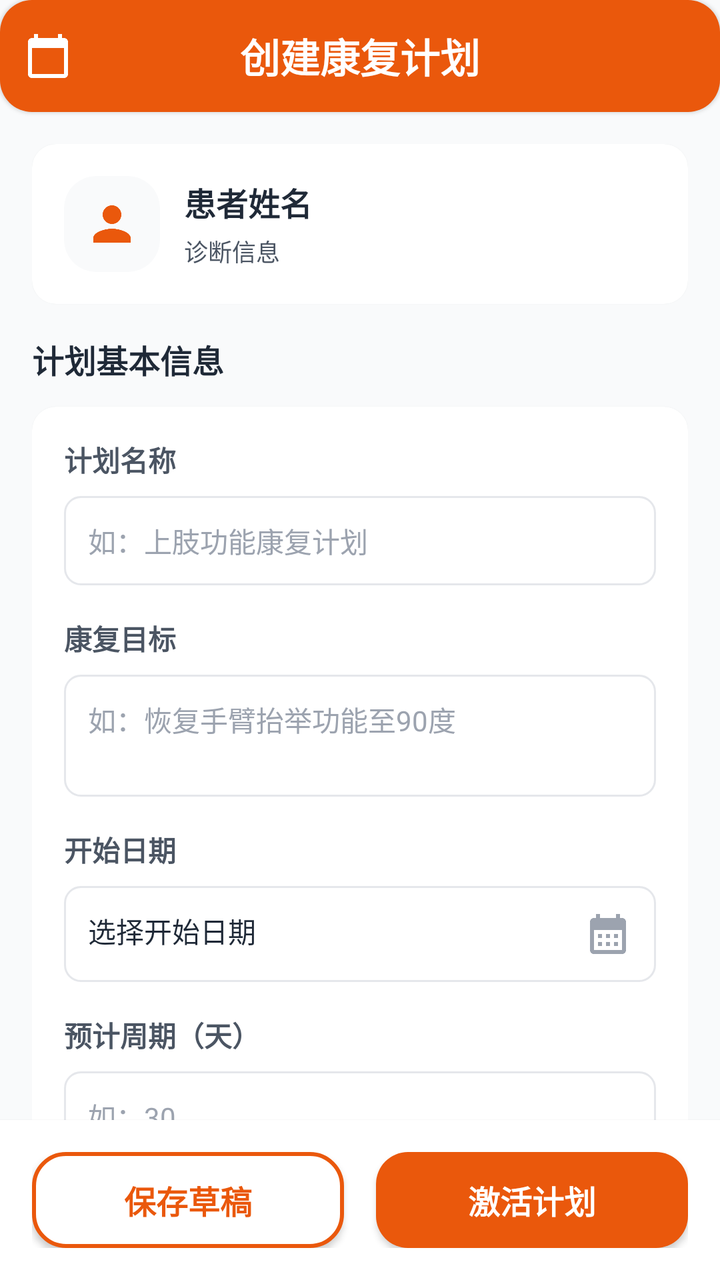
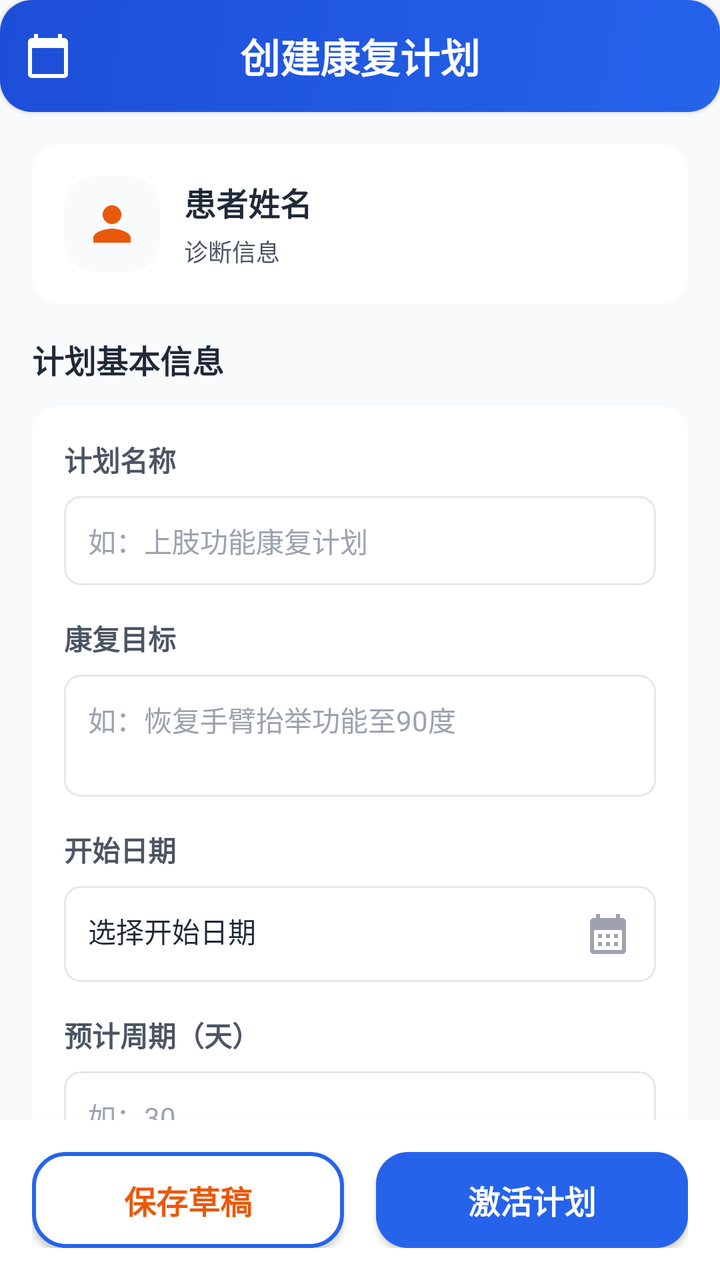

Screens rendered from an Android XML layout before and after an edit, with the pre-edit source and the edit as a unified diff.
<!-- AndroidManifest.xml: activity theme Theme.AppCompat.Light.NoActionBar -->
<!-- res/layout/activity_create_rehab_plan.xml -->
<?xml version="1.0" encoding="utf-8"?>
<androidx.constraintlayout.widget.ConstraintLayout
    xmlns:android="http://schemas.android.com/apk/res/android"
    xmlns:app="http://schemas.android.com/apk/res-auto"
    android:layout_width="match_parent"
    android:layout_height="match_parent"
    android:background="@color/surface_variant">

    
    <androidx.constraintlayout.widget.ConstraintLayout
        android:id="@+id/header_layout"
        android:layout_width="match_parent"
        android:layout_height="56dp"
        android:background="@drawable/bg_gradient_warm"
        android:elevation="@dimen/elevation_1"
        app:layout_constraintTop_toTopOf="parent">

        <ImageView
            android:id="@+id/btn_back"
            android:layout_width="48dp"
            android:layout_height="48dp"
            android:src="@drawable/ic_back"
            android:padding="@dimen/space_12"
            android:background="?attr/selectableItemBackgroundBorderless"
            app:tint="@color/on_primary"
            app:layout_constraintStart_toStartOf="parent"
            app:layout_constraintTop_toTopOf="parent"
            app:layout_constraintBottom_toBottomOf="parent"/>

        <TextView
            android:layout_width="wrap_content"
            android:layout_height="wrap_content"
            android:text="创建康复计划"
            android:textColor="@color/on_primary" android:textAppearance="@style/TextAppearance.WinsRehab.Headline20"
            android:textStyle="bold"
            app:layout_constraintStart_toStartOf="parent"
            app:layout_constraintEnd_toEndOf="parent"
            app:layout_constraintTop_toTopOf="parent"
            app:layout_constraintBottom_toBottomOf="parent"/>
    </androidx.constraintlayout.widget.ConstraintLayout>

    
    <androidx.core.widget.NestedScrollView
        android:layout_width="match_parent"
        android:layout_height="0dp"
        android:clipToPadding="false"
        android:paddingBottom="@dimen/space_48"
        app:layout_constraintTop_toBottomOf="@id/header_layout"
        app:layout_constraintBottom_toBottomOf="parent">

        <LinearLayout
            android:layout_width="match_parent"
            android:layout_height="wrap_content"
            android:orientation="vertical"
            android:padding="@dimen/space_16">

            
            <androidx.cardview.widget.CardView
                android:layout_width="match_parent"
                android:layout_height="wrap_content"
                android:layout_marginBottom="@dimen/space_16"
                app:cardCornerRadius="@dimen/radius_12"
                app:cardElevation="@dimen/elevation_1">

                <LinearLayout
                    android:layout_width="match_parent"
                    android:layout_height="wrap_content"
                    android:orientation="horizontal"
                    android:padding="@dimen/space_16"
                    android:gravity="center_vertical">

                    <androidx.cardview.widget.CardView
                        android:layout_width="48dp"
                        android:layout_height="48dp"
                        app:cardCornerRadius="@dimen/radius_16"
                        app:cardElevation="@dimen/elevation_0"
                        app:cardBackgroundColor="@color/surface_variant">

                        <ImageView
                            android:layout_width="28dp"
                            android:layout_height="28dp"
                            android:layout_gravity="center"
                            android:src="@drawable/ic_user"
                            app:tint="@color/warning"/>
                    </androidx.cardview.widget.CardView>

                    <LinearLayout
                        android:layout_width="0dp"
                        android:layout_height="wrap_content"
                        android:layout_weight="1"
                        android:layout_marginStart="@dimen/space_12"
                        android:orientation="vertical">

                        <TextView
                            android:id="@+id/tv_patient_name"
                            android:layout_width="wrap_content"
                            android:layout_height="wrap_content"
                            android:text="患者姓名" android:textAppearance="@style/TextAppearance.WinsRehab.Title16"
                            android:textStyle="bold"
                            android:textColor="@color/on_surface"/>

                        <TextView
                            android:id="@+id/tv_patient_diagnosis"
                            android:layout_width="wrap_content"
                            android:layout_height="wrap_content"
                            android:layout_marginTop="@dimen/space_4"
                            android:text="诊断信息" android:textAppearance="@style/TextAppearance.WinsRehab.Body12"
                            android:textColor="@color/on_surface_secondary"/>
                    </LinearLayout>
                </LinearLayout>
            </androidx.cardview.widget.CardView>

            
            <TextView
                android:layout_width="wrap_content"
                android:layout_height="wrap_content"
                android:text="计划基本信息" android:textAppearance="@style/TextAppearance.WinsRehab.Title16"
                android:textStyle="bold"
                android:textColor="@color/on_surface"
                android:layout_marginBottom="@dimen/space_12"/>

            <androidx.cardview.widget.CardView
                android:layout_width="match_parent"
                android:layout_height="wrap_content"
                android:layout_marginBottom="@dimen/space_16"
                app:cardCornerRadius="@dimen/radius_12"
                app:cardElevation="@dimen/elevation_1">

                <LinearLayout
                    android:layout_width="match_parent"
                    android:layout_height="wrap_content"
                    android:orientation="vertical"
                    android:padding="@dimen/space_16">

                    
                    <TextView
                        android:layout_width="wrap_content"
                        android:layout_height="wrap_content"
                        android:text="计划名称" android:textAppearance="@style/TextAppearance.WinsRehab.Body14"
                        android:textColor="@color/on_surface_secondary"
                        android:textStyle="bold"/>

                    <EditText
                        android:id="@+id/et_plan_name"
                        android:layout_width="match_parent"
                        android:layout_height="wrap_content"
                        android:layout_marginTop="@dimen/space_8"
                        android:background="@drawable/bg_input_field"
                        android:padding="@dimen/space_12"
                        android:hint="如：上肢功能康复计划" android:textAppearance="@style/TextAppearance.WinsRehab.Body14"
                        android:textColor="@color/on_surface"
                        android:textColorHint="@color/on_surface_tertiary"/>

                    
                    <TextView
                        android:layout_width="wrap_content"
                        android:layout_height="wrap_content"
                        android:layout_marginTop="@dimen/space_16"
                        android:text="康复目标" android:textAppearance="@style/TextAppearance.WinsRehab.Body14"
                        android:textColor="@color/on_surface_secondary"
                        android:textStyle="bold"/>

                    <EditText
                        android:id="@+id/et_plan_goal"
                        android:layout_width="match_parent"
                        android:layout_height="wrap_content"
                        android:layout_marginTop="@dimen/space_8"
                        android:background="@drawable/bg_input_field"
                        android:padding="@dimen/space_12"
                        android:hint="如：恢复手臂抬举功能至90度" android:textAppearance="@style/TextAppearance.WinsRehab.Body14"
                        android:textColor="@color/on_surface"
                        android:textColorHint="@color/on_surface_tertiary"
                        android:minLines="2"
                        android:gravity="top"/>

                    
                    <TextView
                        android:layout_width="wrap_content"
                        android:layout_height="wrap_content"
                        android:layout_marginTop="@dimen/space_16"
                        android:text="开始日期" android:textAppearance="@style/TextAppearance.WinsRehab.Body14"
                        android:textColor="@color/on_surface_secondary"
                        android:textStyle="bold"/>

                    <TextView
                        android:id="@+id/tv_start_date"
                        android:layout_width="match_parent"
                        android:layout_height="wrap_content"
                        android:layout_marginTop="@dimen/space_8"
                        android:background="@drawable/bg_input_field"
                        android:padding="@dimen/space_12"
                        android:text="选择开始日期" android:textAppearance="@style/TextAppearance.WinsRehab.Body14"
                        android:textColor="@color/on_surface"
                        android:drawableEnd="@drawable/ic_calendar"
                        android:drawableTint="@color/on_surface_tertiary"
                        android:clickable="true"
                        android:focusable="true"/>

                    
                    <TextView
                        android:layout_width="wrap_content"
                        android:layout_height="wrap_content"
                        android:layout_marginTop="@dimen/space_16"
                        android:text="预计周期（天）" android:textAppearance="@style/TextAppearance.WinsRehab.Body14"
                        android:textColor="@color/on_surface_secondary"
                        android:textStyle="bold"/>

                    <EditText
                        android:id="@+id/et_plan_duration"
                        android:layout_width="match_parent"
                        android:layout_height="wrap_content"
                        android:layout_marginTop="@dimen/space_8"
                        android:background="@drawable/bg_input_field"
                        android:padding="@dimen/space_12"
                        android:hint="如：30"
                        android:inputType="number" android:textAppearance="@style/TextAppearance.WinsRehab.Body14"
                        android:textColor="@color/on_surface"
                        android:textColorHint="@color/on_surface_tertiary"/>
                </LinearLayout>
            </androidx.cardview.widget.CardView>

            
            <LinearLayout
                android:layout_width="match_parent"
                android:layout_height="wrap_content"
                android:orientation="horizontal"
                android:gravity="center_vertical"
                android:layout_marginBottom="@dimen/space_12">

                <TextView
                    android:layout_width="0dp"
                    android:layout_height="wrap_content"
                    android:layout_weight="1"
                    android:text="训练任务" android:textAppearance="@style/TextAppearance.WinsRehab.Title16"
                    android:textStyle="bold"
                    android:textColor="@color/on_surface"/>

                <TextView
                    android:id="@+id/btn_add_task"
                    android:layout_width="wrap_content"
                    android:layout_height="wrap_content"
                    android:text="+ 添加任务" android:textAppearance="@style/TextAppearance.WinsRehab.Body14"
                    android:textColor="@color/warning"
                    android:textStyle="bold"
                    android:background="?attr/selectableItemBackground"
                    android:padding="@dimen/space_8"/>
            </LinearLayout>

            
            <androidx.recyclerview.widget.RecyclerView
                android:id="@+id/rv_tasks"
                android:layout_width="match_parent"
                android:layout_height="wrap_content"
                android:nestedScrollingEnabled="false"/>

            
            <LinearLayout
                android:id="@+id/empty_tasks_layout"
                android:layout_width="match_parent"
                android:layout_height="wrap_content"
                android:orientation="vertical"
                android:gravity="center"
                android:padding="@dimen/space_32"
                android:visibility="visible">

                <ImageView
                    android:layout_width="80dp"
                    android:layout_height="80dp"
                    android:src="@drawable/ic_task"
                    android:alpha="0.3"
                    app:tint="@color/on_surface_tertiary"/>

                <TextView
                    android:layout_width="wrap_content"
                    android:layout_height="wrap_content"
                    android:layout_marginTop="@dimen/space_16"
                    android:text="还没有添加训练任务" android:textAppearance="@style/TextAppearance.WinsRehab.Body14"
                    android:textColor="@color/on_surface_tertiary"/>

                <TextView
                    android:layout_width="wrap_content"
                    android:layout_height="wrap_content"
                    android:layout_marginTop="@dimen/space_4"
                    android:text="点击右上角‘添加任务’开始创建" android:textAppearance="@style/TextAppearance.WinsRehab.Body12"
                    android:textColor="@color/outline"
                />
            </LinearLayout>
        </LinearLayout>
    </androidx.core.widget.NestedScrollView>

    
    <LinearLayout
        android:layout_width="match_parent"
        android:layout_height="wrap_content"
        android:orientation="horizontal"
        android:padding="@dimen/space_16"
        android:background="@color/surface"
        android:elevation="@dimen/elevation_1"
        app:layout_constraintBottom_toBottomOf="parent">

        <Button
            android:id="@+id/btn_save_draft"
            android:layout_width="0dp"
            android:layout_height="48dp"
            android:layout_weight="1"
            android:layout_marginEnd="@dimen/space_8"
            android:text="保存草稿" android:textAppearance="@style/TextAppearance.WinsRehab.Title16"
            android:textColor="@color/warning"
            android:background="@drawable/bg_button_secondary"
            android:textStyle="bold"/>

        <Button
            android:id="@+id/btn_activate_plan"
            android:layout_width="0dp"
            android:layout_height="48dp"
            android:layout_weight="1"
            android:layout_marginStart="@dimen/space_8"
            android:text="激活计划" android:textAppearance="@style/TextAppearance.WinsRehab.Title16"
            android:textColor="@color/on_primary"
            android:background="@drawable/bg_button_primary"
            android:textStyle="bold"/>
    </LinearLayout>
</androidx.constraintlayout.widget.ConstraintLayout>
<!-- resources referenced by this layout -->
<resources>
  <color name="on_primary">#FFFFFFFF</color>
  <color name="on_surface">#FF1F2937</color>
  <color name="on_surface_secondary">#FF4B5563</color>
  <color name="on_surface_tertiary">#FF9CA3AF</color>
  <color name="outline">#FFD1D5DB</color>
  <color name="surface">#FFFFFFFF</color>
  <color name="surface_variant">#FFF9FAFB</color>
  <color name="warning">#FFEA580C</color>
  <dimen name="elevation_0">0dp</dimen>
  <dimen name="elevation_1">1dp</dimen>
  <dimen name="radius_12">12dp</dimen>
  <dimen name="radius_16">16dp</dimen>
  <dimen name="space_12">12dp</dimen>
  <dimen name="space_16">16dp</dimen>
  <dimen name="space_32">32dp</dimen>
  <dimen name="space_4">4dp</dimen>
  <dimen name="space_48">48dp</dimen>
  <dimen name="space_8">8dp</dimen>
  <!-- drawable bg_button_primary (drawable) -->
  <?xml version="1.0" encoding="utf-8"?>
  <shape xmlns:android="http://schemas.android.com/apk/res/android">
      <gradient
          android:startColor="@color/warning"
          android:endColor="@color/warning"
          android:angle="0"/>
      <corners android:radius="@dimen/radius_16"/>
  </shape>
  <!-- drawable bg_button_secondary (drawable) -->
  <?xml version="1.0" encoding="utf-8"?>
  <shape xmlns:android="http://schemas.android.com/apk/res/android">
      <solid android:color="@color/surface"/>
      <corners android:radius="@dimen/radius_16"/>
      <stroke android:width="2dp" android:color="@color/warning"/>
  </shape>
  <!-- drawable bg_gradient_warm (drawable) -->
  <?xml version="1.0" encoding="utf-8"?>
  <shape xmlns:android="http://schemas.android.com/apk/res/android">
      <gradient
          android:startColor="@color/warning"
          android:endColor="@color/warning"
          android:angle="135"/>
      <corners android:radius="@dimen/radius_16"/>
  </shape>
  <!-- drawable bg_input_field (drawable) -->
  <?xml version="1.0" encoding="utf-8"?>
  <shape xmlns:android="http://schemas.android.com/apk/res/android">
      <solid android:color="@color/surface"/>
      <corners android:radius="@dimen/radius_8"/>
      <stroke android:width="1dp" android:color="@color/divider"/>
  </shape>
  <!-- drawable ic_back (drawable) -->
  <vector xmlns:android="http://schemas.android.com/apk/res/android"
      android:width="24dp"
      android:height="24dp"
      android:viewportWidth="24"
      android:viewportHeight="24">
      <path
          android:fillColor="@color/on_surface"
          android:pathData="M20,3h-1V1h-2v2H7V1H5v2H4c-1.1,0 -2,0.9 -2,2v16c0,1.1 0.9,2 2,2h16c1.1,0 2,-0.9 2,-2V5c0,-1.1 -0.9,-2 -2,-2zm0,18H4V8h16v13z"/>
  </vector>
  <!-- drawable ic_user (drawable) -->
  <vector xmlns:android="http://schemas.android.com/apk/res/android" android:height="24dp" android:tint="@color/on_surface" android:viewportHeight="24" android:viewportWidth="24" android:width="24dp">
        
      <path android:fillColor="@android:color/white" android:pathData="M12,12c2.21,0 4,-1.79 4,-4s-1.79,-4 -4,-4 -4,1.79 -4,4 1.79,4 4,4zM12,14c-2.67,0 -8,1.34 -8,4v2h16v-2c0,-2.66 -5.33,-4 -8,-4z"/>
      
  </vector>
  <style name="TextAppearance.WinsRehab.Body12">
          <item name="android:textSize">12sp</item> 
      </style>
  <style name="TextAppearance.WinsRehab.Body14">
          <item name="android:textSize">14sp</item> 
      </style>
  <style name="TextAppearance.WinsRehab.Headline20">
          <item name="android:textSize">20sp</item> 
      </style>
  <style name="TextAppearance.WinsRehab.Title16">
          <item name="android:textSize">16sp</item> 
      </style>
  <dimen name="radius_8">8dp</dimen>
  <color name="divider">#FFE5E7EB</color>
  <!-- unchanged entries left out for length: 2 -->
</resources>

<!-- the commit's change to res/layout/activity_create_rehab_plan.xml (unified diff, before → after) -->
@@ -11,7 +11,7 @@
         android:id="@+id/header_layout"
         android:layout_width="match_parent"
         android:layout_height="56dp"
-        android:background="@drawable/bg_gradient_warm"
+        android:background="@drawable/bg_brand_gradient"
         android:elevation="@dimen/elevation_1"
         app:layout_constraintTop_toTopOf="parent">
 
<!-- resource entries referenced after the edit -->
@@ -18,30 +18,27 @@
   <dimen name="space_4">4dp</dimen>
   <dimen name="space_48">48dp</dimen>
   <dimen name="space_8">8dp</dimen>
+  <!-- drawable bg_brand_gradient (drawable) -->
+  <?xml version="1.0" encoding="utf-8"?>
+  <shape xmlns:android="http://schemas.android.com/apk/res/android" android:shape="rectangle">
+      <gradient
+          android:startColor="@color/primary"
+          android:endColor="@color/brand_doctor_primary_dark"
+          android:angle="135"/>
+      <corners android:radius="@dimen/radius_16"/>
+  </shape>
   <!-- drawable bg_button_primary (drawable) -->
   <?xml version="1.0" encoding="utf-8"?>
-  <shape xmlns:android="http://schemas.android.com/apk/res/android">
-      <gradient
-          android:startColor="@color/warning"
-          android:endColor="@color/warning"
-          android:angle="0"/>
+  <shape xmlns:android="http://schemas.android.com/apk/res/android" android:shape="rectangle">
+      <solid android:color="@color/primary"/>
       <corners android:radius="@dimen/radius_16"/>
   </shape>
   <!-- drawable bg_button_secondary (drawable) -->
   <?xml version="1.0" encoding="utf-8"?>
-  <shape xmlns:android="http://schemas.android.com/apk/res/android">
+  <shape xmlns:android="http://schemas.android.com/apk/res/android" android:shape="rectangle">
       <solid android:color="@color/surface"/>
       <corners android:radius="@dimen/radius_16"/>
-      <stroke android:width="2dp" android:color="@color/warning"/>
-  </shape>
-  <!-- drawable bg_gradient_warm (drawable) -->
-  <?xml version="1.0" encoding="utf-8"?>
-  <shape xmlns:android="http://schemas.android.com/apk/res/android">
-      <gradient
-          android:startColor="@color/warning"
-          android:endColor="@color/warning"
-          android:angle="135"/>
-      <corners android:radius="@dimen/radius_16"/>
+      <stroke android:width="2dp" android:color="@color/primary"/>
   </shape>
   <!-- drawable bg_input_field (drawable) -->
   <?xml version="1.0" encoding="utf-8"?>
@@ -78,6 +75,8 @@
   <style name="TextAppearance.WinsRehab.Title16">
           <item name="android:textSize">16sp</item> 
       </style>
+  <color name="primary">#FF2563EB</color>
+  <color name="brand_doctor_primary_dark">#FF1D4ED8</color>
   <dimen name="radius_8">8dp</dimen>
   <color name="divider">#FFE5E7EB</color>
   <!-- unchanged entries left out for length: 2 -->
